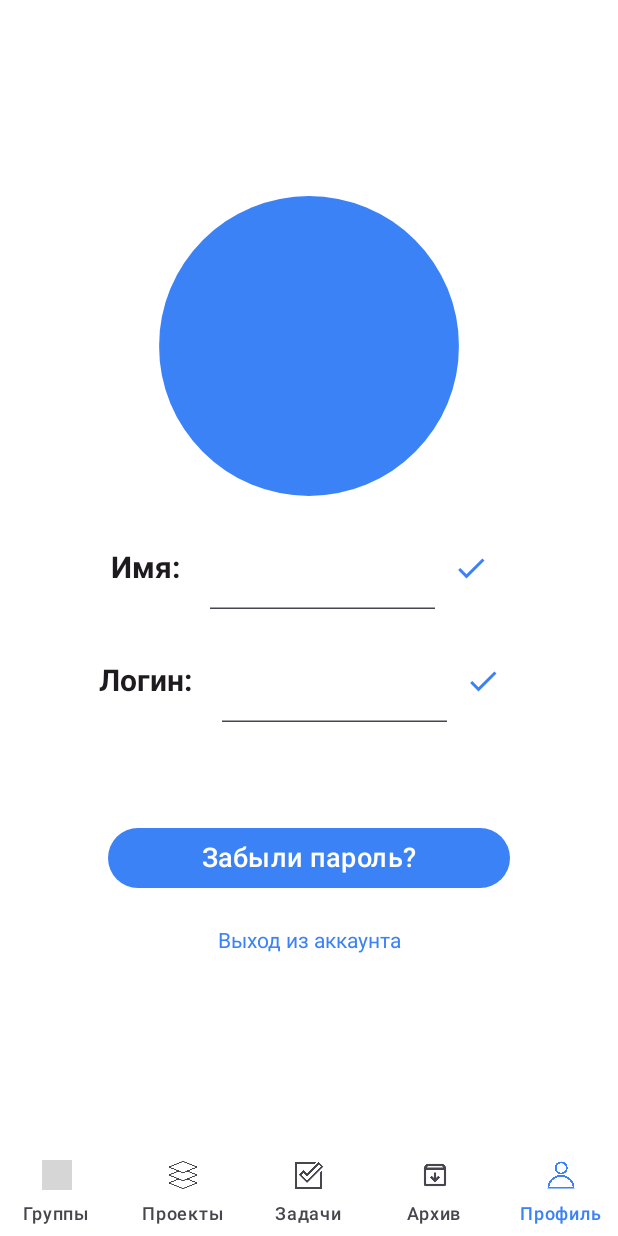
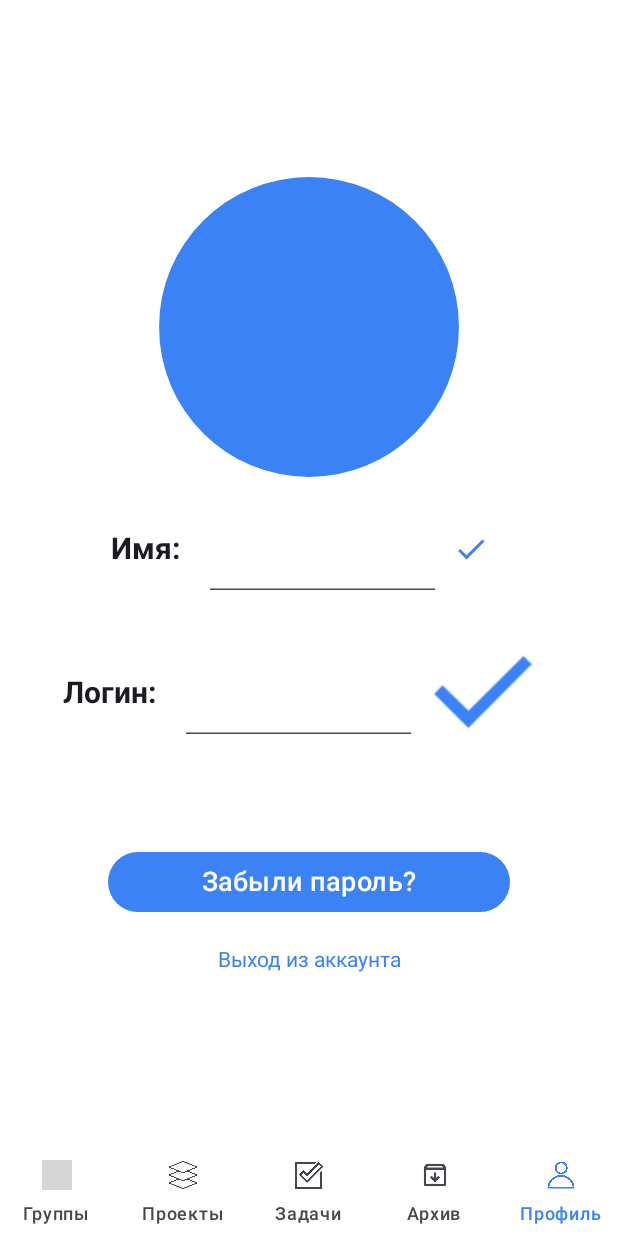
Before and after one commit to SunKissedJuli/Majko, an Android app built with Jetpack Compose: the screen it shows after launch (MainActivity), on a phone screen of 412 x 824 dp. Run offline under Robolectric (Android 15) with nearby library versions, the phone set to English and light mode, and no system bars; network calls fail; grey boxes are pictures that could not be loaded.

Commit message:
a lot of fix and colors

```diff
--- a/app/build.gradle
+++ b/app/build.gradle
@@ -73,6 +73,9 @@ dependencies {
    // implementation "androidx.compose.material3:material3-adaptive-navigation-suite:1.3.0-beta04"
 
 
+    implementation "io.insert-koin:koin-core:3.1.2"
+    implementation "io.insert-koin:koin-android:3.1.2"
+
     testImplementation 'junit:junit:4.13.2'
     androidTestImplementation 'androidx.test.ext:junit:1.1.5'
     androidTestImplementation 'androidx.test.espresso:espresso-core:3.5.1'
--- a/app/src/main/java/com/coolgirl/majko/MainActivity.kt
+++ b/app/src/main/java/com/coolgirl/majko/MainActivity.kt
@@ -16,6 +16,7 @@ import com.coolgirl.majko.navigation.AppNavHost
 import com.coolgirl.majko.navigation.BottomBar
 import com.coolgirl.majko.navigation.BottomBarScreens
 import com.coolgirl.majko.navigation.Screen
+import com.coolgirl.majko.ui.theme.MajkoTheme
 import kotlinx.coroutines.flow.first
 import kotlinx.coroutines.launch
 
@@ -23,6 +24,7 @@ class MainActivity : ComponentActivity() {
     override fun onCreate(savedInstanceState: Bundle?) {
         super.onCreate(savedInstanceState)
         setContent {
+            MajkoTheme {
                 val navController = rememberNavController()
                 val dataStore: UserDataStore = UserDataStore(LocalContext.current)
                 val coroutineScope = rememberCoroutineScope()
@@ -65,3 +67,4 @@ class MainActivity : ComponentActivity() {
             }
         }
     }
+}
--- a/app/src/main/java/com/coolgirl/majko/Screen/Login/LoginScreen.kt
+++ b/app/src/main/java/com/coolgirl/majko/Screen/Login/LoginScreen.kt
@@ -4,6 +4,7 @@ import androidx.compose.foundation.background
 import androidx.compose.foundation.clickable
 import androidx.compose.foundation.layout.*
 import androidx.compose.foundation.shape.RoundedCornerShape
+import androidx.compose.material.MaterialTheme
 import androidx.compose.material3.*
 import androidx.compose.runtime.Composable
 import androidx.compose.runtime.key
@@ -31,7 +32,7 @@ fun SetLoginScreen(navController: NavController, viewModel: LoginViewModel){
     Column(
         Modifier
             .fillMaxSize()
-            .background(colorResource(R.color.white)),
+            .background(MaterialTheme.colors.background),
     horizontalAlignment = Alignment.Start,
     verticalArrangement = Arrangement.Top){
         Column(
@@ -55,7 +56,7 @@ fun SetLoginScreen(navController: NavController, viewModel: LoginViewModel){
             Modifier
                 .fillMaxSize()
                 .background(
-                    color = colorResource(R.color.purple),
+                    color = MaterialTheme.colors.secondary,
                     shape = RoundedCornerShape(topStart = 50.dp, topEnd = 50.dp)
                 ),
             horizontalAlignment = Alignment.CenterHorizontally,
@@ -66,7 +67,7 @@ fun SetLoginScreen(navController: NavController, viewModel: LoginViewModel){
                 Modifier
                     .fillMaxHeight(0.65f)
                     .fillMaxWidth(0.8f)
-                    .background(color = colorResource(R.color.white), shape = RoundedCornerShape(30.dp)),
+                    .background(color = MaterialTheme.colors.background, shape = RoundedCornerShape(30.dp)),
                 horizontalAlignment = Alignment.CenterHorizontally,
                 verticalArrangement = Arrangement.Center
             ) {
@@ -81,38 +82,38 @@ fun SetLoginScreen(navController: NavController, viewModel: LoginViewModel){
                             TextField(
                                 value = viewModel.userName,
                                 modifier = Modifier.height(55.dp),
-                                placeholder = { Text(text = stringResource(id = R.string.login_username), color = colorResource(R.color.gray)) },
+                                placeholder = { Text(text = stringResource(id = R.string.login_username), color = MaterialTheme.colors.surface) },
                                 onValueChange = { viewModel.updateUserName(it) },
-                                colors = TextFieldDefaults.colors(focusedContainerColor = colorResource(R.color.white),
-                                    unfocusedContainerColor = colorResource(R.color.white))
+                                colors = TextFieldDefaults.colors(focusedContainerColor = MaterialTheme.colors.background,
+                                    unfocusedContainerColor = MaterialTheme.colors.background)
                             )
                         }
                     }
                     TextField(
                         value = viewModel.userLogin,
                         modifier = Modifier.height(55.dp),
-                        placeholder = { Text(text = stringResource(id = R.string.login_login), color = colorResource(R.color.gray)) },
+                        placeholder = { Text(text = stringResource(id = R.string.login_login), color = MaterialTheme.colors.surface) },
                         onValueChange = { viewModel.updateUserLogin(it) },
-                        colors = TextFieldDefaults.colors(focusedContainerColor = colorResource(R.color.white),
-                            unfocusedContainerColor = colorResource(R.color.white))
+                        colors = TextFieldDefaults.colors(focusedContainerColor = MaterialTheme.colors.background,
+                            unfocusedContainerColor = MaterialTheme.colors.background)
                     )
                     TextField(
                         value = viewModel.userPassword,
                         modifier = Modifier.height(55.dp),
-                        placeholder = { Text(text = stringResource(id = R.string.login_password), color = colorResource(R.color.gray)) },
+                        placeholder = { Text(text = stringResource(id = R.string.login_password), color = MaterialTheme.colors.surface) },
                         onValueChange = { viewModel.updateUserPassword(it) },
                         colors = TextFieldDefaults.colors(focusedContainerColor = colorResource(R.color.white),
-                            unfocusedContainerColor = colorResource(R.color.white))
+                            unfocusedContainerColor = MaterialTheme.colors.background)
                     )
                     key(viewModel.change){
                         if(!viewModel.isThisSignIn()){
                             TextField(
                             value = viewModel.userPasswordRepeat,
                             modifier = Modifier.height(55.dp),
-                            placeholder = { Text(text = stringResource(id = R.string.login_passwordrepeat), color = colorResource(R.color.gray)) },
+                            placeholder = { Text(text = stringResource(id = R.string.login_passwordrepeat), color = MaterialTheme.colors.surface) },
                             onValueChange = { viewModel.updateUserPasswordRepeat(it) },
-                            colors = TextFieldDefaults.colors(focusedContainerColor = colorResource(R.color.white),
-                                unfocusedContainerColor = colorResource(R.color.white))
+                            colors = TextFieldDefaults.colors(focusedContainerColor = MaterialTheme.colors.background,
+                                unfocusedContainerColor = MaterialTheme.colors.background)
                            )
                         }
                     }
@@ -123,8 +124,9 @@ fun SetLoginScreen(navController: NavController, viewModel: LoginViewModel){
                     modifier = Modifier
                         .fillMaxWidth(0.73f),
                     shape = RoundedCornerShape(15.dp),
-                    colors = ButtonDefaults.buttonColors(colorResource(R.color.blue))) {
-                    Text(text = stringResource(viewModel.enterButtonText()), color = colorResource(R.color.white), fontSize = 20.sp, fontWeight = FontWeight.Bold)
+                    colors = ButtonDefaults.buttonColors(MaterialTheme.colors.primary)) {
+                    Text(text = stringResource(viewModel.enterButtonText()), color = MaterialTheme.colors.background,
+                        fontSize = 20.sp, fontWeight = FontWeight.Bold)
                 }
                 Text(text = stringResource(viewModel.bottomText()),
                     modifier = Modifier.clickable { viewModel.changeScreen() })
--- a/app/src/main/java/com/coolgirl/majko/Screen/Profile/ProfileScreen.kt
+++ b/app/src/main/java/com/coolgirl/majko/Screen/Profile/ProfileScreen.kt
@@ -11,6 +11,7 @@ import androidx.compose.foundation.shape.CircleShape
 import androidx.compose.foundation.shape.RoundedCornerShape
 import androidx.compose.material.Icon
 import androidx.compose.material.IconButton
+import androidx.compose.material.MaterialTheme
 import androidx.compose.material.icons.Icons
 import androidx.compose.material.icons.filled.Check
 import androidx.compose.material3.*
@@ -29,8 +30,6 @@ import androidx.compose.ui.unit.dp
 import androidx.compose.ui.unit.sp
 import androidx.lifecycle.viewmodel.compose.viewModel
 import androidx.navigation.NavHostController
-import com.coolgirl.majko.navigation.BottomBar
-import com.coolgirl.majko.navigation.BottomBarScreens
 import com.coolgirl.majko.R
 import com.coolgirl.majko.navigation.Screen
 
@@ -44,7 +43,7 @@ fun ProfileScreen( navController: NavHostController) {
         Modifier
             .fillMaxSize()
             .alpha(uiState.isAddingBackground)
-            .background(colorResource(R.color.white))) {
+            .background(MaterialTheme.colors.background)) {
         Column(
             Modifier
                 .fillMaxWidth()
@@ -86,15 +85,15 @@ fun SetProfileScreen(uiState: ProfileUiState, onUpdateUserName: (String) -> Unit
                     .width(150.dp),
                 onValueChange = onUpdateUserName,
                 colors = TextFieldDefaults.colors(
-                    focusedContainerColor = colorResource(R.color.white),
-                    unfocusedContainerColor = colorResource(R.color.white)
+                    focusedContainerColor = MaterialTheme.colors.background,
+                    unfocusedContainerColor = MaterialTheme.colors.background
                 )
             )
             IconButton(onClick = { viewModel.updateNameData()  }) {
                 Icon(
                     Icons.Default.Check,
                     contentDescription = "",
-                    tint = colorResource(R.color.blue)
+                    tint = MaterialTheme.colors.primary
                 )
             }
         }
@@ -109,17 +108,13 @@ fun SetProfileScreen(uiState: ProfileUiState, onUpdateUserName: (String) -> Unit
                     .width(150.dp),
                 onValueChange = onUpdateUserEmail,
                 colors = TextFieldDefaults.colors(
-                    focusedContainerColor = colorResource(R.color.white),
-                    unfocusedContainerColor = colorResource(R.color.white)
+                    focusedContainerColor = MaterialTheme.colors.background,
+                    unfocusedContainerColor = MaterialTheme.colors.background
                 )
             )
 
             IconButton(onClick = { viewModel.updateEmailData() }) {
-                Icon(
-                    Icons.Default.Check,
-                    contentDescription = "",
-                    tint = colorResource(R.color.blue)
-                )
+                Image(painter = painterResource(R.drawable.icon_check), contentDescription = "")
             }
         }
 
@@ -135,11 +130,11 @@ fun SetProfileScreen(uiState: ProfileUiState, onUpdateUserName: (String) -> Unit
                 modifier = Modifier
                     .fillMaxWidth(0.65f)
                     .padding(vertical = 10.dp),
-                colors = ButtonDefaults.buttonColors(colorResource(R.color.blue))
+                colors = ButtonDefaults.buttonColors(MaterialTheme.colors.primary)
             ) {
                 Text(
                     text = stringResource(R.string.profile_forget),
-                    color = colorResource(R.color.white),
+                    color = MaterialTheme.colors.background,
                     fontSize = 18.sp,
                     fontWeight = FontWeight.Medium
                 )
@@ -154,7 +149,7 @@ fun SetProfileScreen(uiState: ProfileUiState, onUpdateUserName: (String) -> Unit
             verticalAlignment = Alignment.Bottom) {
 
             Text(text = stringResource(R.string.profile_logout),
-                color = colorResource(R.color.blue),
+                color = MaterialTheme.colors.primary,
                 modifier = Modifier.clickable {
                     viewModel.forgetAccount()
                     navController.navigate(Screen.Login.route)
@@ -184,9 +179,9 @@ fun ChangePassword(uiState: ProfileUiState, viewModel: ProfileViewModel){
                 Modifier.padding(start = 20.dp, top = 20.dp),
                 shape = RoundedCornerShape(30.dp),
                 colors = OutlinedTextFieldDefaults.colors(
-                    focusedContainerColor = colorResource(R.color.white), unfocusedContainerColor = colorResource(R.color.white),
-                    focusedBorderColor = colorResource(R.color.white), unfocusedBorderColor = colorResource(R.color.white)),
-                placeholder = {Text(text = stringResource(R.string.profile_oldpassword), color = colorResource(R.color.gray))})
+                    focusedContainerColor = MaterialTheme.colors.background, unfocusedContainerColor = MaterialTheme.colors.background,
+                    focusedBorderColor = MaterialTheme.colors.background, unfocusedBorderColor = MaterialTheme.colors.background),
+                placeholder = {Text(text = stringResource(R.string.profile_oldpassword), color = MaterialTheme.colors.surface)})
 
             OutlinedTextField(
                 value = uiState.newPassword,
@@ -194,9 +189,9 @@ fun ChangePassword(uiState: ProfileUiState, viewModel: ProfileViewModel){
                 Modifier.padding(start = 20.dp, top = 20.dp),
                 shape = RoundedCornerShape(30.dp),
                 colors = OutlinedTextFieldDefaults.colors(
-                    focusedContainerColor = colorResource(R.color.white), unfocusedContainerColor = colorResource(R.color.white),
-                    focusedBorderColor = colorResource(R.color.white), unfocusedBorderColor = colorResource(R.color.white)),
-                placeholder = {Text(text = stringResource(R.string.profile_newpassword), color = colorResource(R.color.gray))})
+                    focusedContainerColor = MaterialTheme.colors.background, unfocusedContainerColor = MaterialTheme.colors.background,
+                    focusedBorderColor = MaterialTheme.colors.background, unfocusedBorderColor = MaterialTheme.colors.background),
+                placeholder = {Text(text = stringResource(R.string.profile_newpassword), color = MaterialTheme.colors.surface)})
 
             OutlinedTextField(
                 value = uiState.confirmPassword,
@@ -204,9 +199,9 @@ fun ChangePassword(uiState: ProfileUiState, viewModel: ProfileViewModel){
                 Modifier.padding(start = 20.dp, top = 20.dp),
                 shape = RoundedCornerShape(30.dp),
                 colors = OutlinedTextFieldDefaults.colors(
-                    focusedContainerColor = colorResource(R.color.white), unfocusedContainerColor = colorResource(R.color.white),
-                    focusedBorderColor = colorResource(R.color.white), unfocusedBorderColor = colorResource(R.color.white)),
-                placeholder = {Text(text = stringResource(R.string.profile_confirmpassword), color = colorResource(R.color.gray))})
+                    focusedContainerColor = MaterialTheme.colors.background, unfocusedContainerColor = MaterialTheme.colors.background,
+                    focusedBorderColor = MaterialTheme.colors.background, unfocusedBorderColor = MaterialTheme.colors.background),
+                placeholder = {Text(text = stringResource(R.string.profile_confirmpassword), color = MaterialTheme.colors.surface)})
 
 
             Row(Modifier.fillMaxSize(),
@@ -217,13 +212,11 @@ fun ChangePassword(uiState: ProfileUiState, viewModel: ProfileViewModel){
                     modifier = Modifier
                         .fillMaxWidth(0.7f)
                         .border(3.dp, colorResource(R.color.white), RoundedCornerShape(30.dp)),
-                    colors = ButtonDefaults.buttonColors(colorResource(R.color.blue))) {
-                    Text(text = stringResource(R.string.profile_save), color = colorResource(R.color.white),
+                    colors = ButtonDefaults.buttonColors(MaterialTheme.colors.primary)) {
+                    Text(text = stringResource(R.string.profile_save), color = MaterialTheme.colors.background,
                         fontSize = 18.sp, fontWeight = FontWeight.Bold)
                 }
             }
-
-
         }
     }
 }
--- a/app/src/main/java/com/coolgirl/majko/commons/commons.kt
+++ b/app/src/main/java/com/coolgirl/majko/commons/commons.kt
@@ -10,6 +10,11 @@ import com.coolgirl.majko.navigation.Screen
 import kotlinx.coroutines.CoroutineScope
 import kotlinx.coroutines.launch
 import kotlinx.coroutines.flow.*
+
+sealed interface ApiResult<T:Any>
+class ApiSuccess<T:Any>(val data: T): ApiResult<T>
+class ApiError<T:Any>(val code: Int, val message: String?): ApiResult<T>
+class ApiExeption<T:Any>(val e: Throwable): ApiResult<T>
 
 /*@Composable
 fun IsAutorize(){
--- a/app/src/main/java/com/coolgirl/majko/ui/theme/Color.kt
+++ b/app/src/main/java/com/coolgirl/majko/ui/theme/Color.kt
@@ -6,3 +6,11 @@ val Purple200 = Color(0xFFBB86FC)
 val Purple500 = Color(0xFF6200EE)
 val Purple700 = Color(0xFF3700B3)
 val Teal200 = Color(0xFF03DAC5)
+val Blue = Color(0xFF3B82F6)
+val Gray = Color(0xFF747474)
+val Green = Color(0xFF9CFF9F)
+val Orange = Color(0xFFFFD4A0)
+val Red = Color(0xFFFFA1A1)
+val Yellow = Color(0xFFFFEB3B)
+val Purple = Color(0xFFC5C5FF)
+val White = Color(0xFFFFFFFF)
--- a/app/src/main/java/com/coolgirl/majko/ui/theme/Theme.kt
+++ b/app/src/main/java/com/coolgirl/majko/ui/theme/Theme.kt
@@ -7,15 +7,20 @@ import androidx.compose.material.lightColors
 import androidx.compose.runtime.Composable
 
 private val DarkColorPalette = darkColors(
-    primary = Purple200,
-    primaryVariant = Purple700,
-    secondary = Teal200
+    primary = Blue,
+    primaryVariant = Purple,
+    secondary = Purple,
+    background = White,
+    surface = Gray
 )
 
 private val LightColorPalette = lightColors(
-    primary = Purple500,
-    primaryVariant = Purple700,
-    secondary = Teal200
+    primary = Blue,
+    primaryVariant = Purple,
+    secondary = Purple,
+    background = White,
+    surface = Gray
+
 
     /* Other default colors to override
     background = Color.White,
--- a/build.gradle
+++ b/build.gradle
@@ -1,6 +1,8 @@
 buildscript {
     ext {
         compose_ui_version = '1.1.1'
+      //  kotlin_version = '1.9.0'
+
     }
 }// Top-level build file where you can add configuration options common to all sub-projects/modules.
 plugins {
```
Also changed, not shown: app/src/main/java/com/coolgirl/majko/Screen/Archive/ArchiveScreen.kt (+6 -5 lines), app/src/main/java/com/coolgirl/majko/Screen/Group/GroupScreen.kt (+22 -31 lines), app/src/main/java/com/coolgirl/majko/Screen/GroupEditor/GroupEditorScreen.kt (+19 -18 lines), app/src/main/java/com/coolgirl/majko/Screen/Project/ProjectScreen.kt (+24 -23 lines), app/src/main/java/com/coolgirl/majko/Screen/ProjectEdit/ProjectEditScreen.kt (+21 -23 lines), app/src/main/java/com/coolgirl/majko/Screen/Task/TaskScreen.kt (+3 -5 lines), app/src/main/java/com/coolgirl/majko/Screen/TaskEditor/TaskEditorScreen.kt (+20 -21 lines), app/src/main/java/com/coolgirl/majko/components/components.kt (+10 -9 lines), app/src/main/java/com/coolgirl/majko/data/remote/handler.kt (added, +26 -0 lines), app/src/main/java/com/coolgirl/majko/di/ApiClient.kt (+33 -0 lines). Lines whose indentation alone changed are shown as unchanged.
